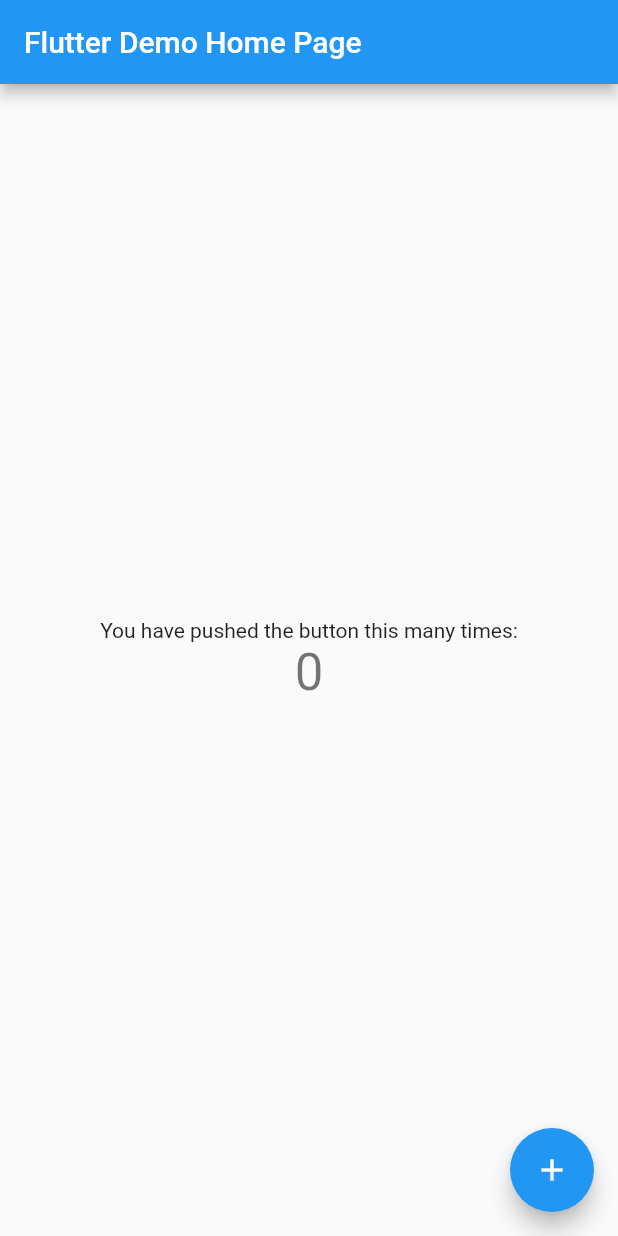
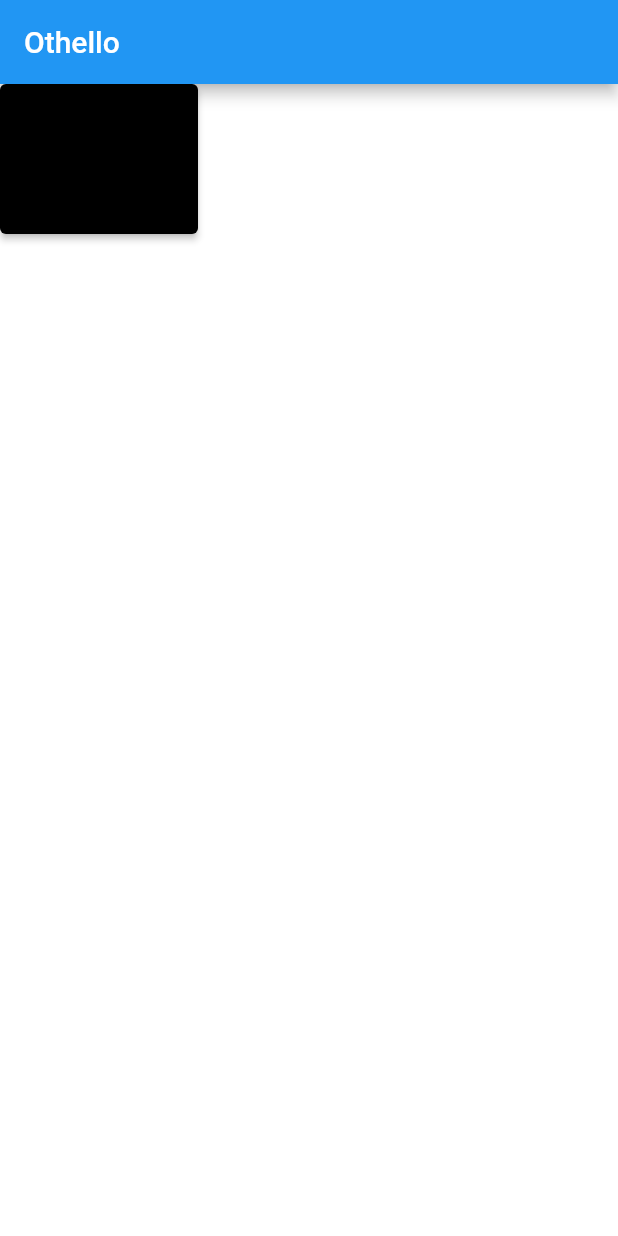
Before and after one commit to nicky-t/othello, a Flutter app: the screen it shows after launch, on a phone screen of 412 x 824 dp. Run offline on Flutter 3.47's test engine with Material 2 defaults, Android fonts, the light colour scheme and no system bars; drawn by our look-alikes of flip_card.

Commit message:
反転アニメーション追加

```diff
--- /dev/null
+++ b/lib/animation.dart
@@ -0,0 +1,35 @@
+import 'package:flip_card/flip_card.dart';
+import 'package:flutter/material.dart';
+
+import 'stone.dart';
+
+class StoneFlip extends StatelessWidget {
+  GlobalKey<FlipCardState> cardKey = GlobalKey<FlipCardState>();
+
+  @override
+  Widget build(BuildContext context) {
+    return FlipCard(
+      key: cardKey,
+      flipOnTouch: false,
+      front: Container(
+        child: ElevatedButton(
+          style: ElevatedButton.styleFrom(
+            primary: Colors.black,
+          ),
+          onPressed: () => cardKey.currentState.toggleCard(),
+          child: BlackStone(),
+        ),
+      ),
+      back: Container(
+        child: ElevatedButton(
+          style: ElevatedButton.styleFrom(
+            primary: Colors.white,
+            onPrimary: Colors.black,
+          ),
+          onPressed: () => cardKey.currentState.toggleCard(),
+          child: WhiteStone(),
+        ),
+      ),
+    );
+  }
+}
--- a/lib/main.dart
+++ b/lib/main.dart
@@ -1,113 +1,18 @@
 import 'package:flutter/material.dart';
 
+import 'animation.dart';
+
 void main() {
-  runApp(MyApp());
+  return runApp(
+    MaterialApp(
+      home: Scaffold(
+        backgroundColor: Colors.white,
+        appBar: AppBar(
+          title: Text('Othello'),
+          backgroundColor: Colors.blue,
+        ),
+        body: StoneFlip(),
+      ),
+    ),
+  );
 }
-
-class MyApp extends StatelessWidget {
-  // This widget is the root of your application.
-  @override
-  Widget build(BuildContext context) {
-    return MaterialApp(
-      title: 'Flutter Demo',
-      theme: ThemeData(
-        // This is the theme of your application.
-        //
-        // Try running your application with "flutter run". You'll see the
-        // application has a blue toolbar. Then, without quitting the app, try
-        // changing the primarySwatch below to Colors.green and then invoke
-        // "hot reload" (press "r" in the console where you ran "flutter run",
-        // or simply save your changes to "hot reload" in a Flutter IDE).
-        // Notice that the counter didn't reset back to zero; the application
-        // is not restarted.
-        primarySwatch: Colors.blue,
-      ),
-      home: MyHomePage(title: 'Flutter Demo Home Page'),
-    );
-  }
-}
-
-class MyHomePage extends StatefulWidget {
-  MyHomePage({Key key, this.title}) : super(key: key);
-
-  // This widget is the home page of your application. It is stateful, meaning
-  // that it has a State object (defined below) that contains fields that affect
-  // how it looks.
-
-  // This class is the configuration for the state. It holds the values (in this
-  // case the title) provided by the parent (in this case the App widget) and
-  // used by the build method of the State. Fields in a Widget subclass are
-  // always marked "final".
-
-  final String title;
-
-  @override
-  _MyHomePageState createState() => _MyHomePageState();
-}
-
-class _MyHomePageState extends State<MyHomePage> {
-  int _counter = 0;
-
-  void _incrementCounter() {
-    setState(() {
-      // This call to setState tells the Flutter framework that something has
-      // changed in this State, which causes it to rerun the build method below
-      // so that the display can reflect the updated values. If we changed
-      // _counter without calling setState(), then the build method would not be
-      // called again, and so nothing would appear to happen.
-      _counter++;
-    });
-  }
-
-  @override
-  Widget build(BuildContext context) {
-    // This method is rerun every time setState is called, for instance as done
-    // by the _incrementCounter method above.
-    //
-    // The Flutter framework has been optimized to make rerunning build methods
-    // fast, so that you can just rebuild anything that needs updating rather
-    // than having to individually change instances of widgets.
-    return Scaffold(
-      appBar: AppBar(
-        // Here we take the value from the MyHomePage object that was created by
-        // the App.build method, and use it to set our appbar title.
-        title: Text(widget.title),
-      ),
-      body: Center(
-        // Center is a layout widget. It takes a single child and positions it
-        // in the middle of the parent.
-        child: Column(
-          // Column is also a layout widget. It takes a list of children and
-          // arranges them vertically. By default, it sizes itself to fit its
-          // children horizontally, and tries to be as tall as its parent.
-          //
-          // Invoke "debug painting" (press "p" in the console, choose the
-          // "Toggle Debug Paint" action from the Flutter Inspector in Android
-          // Studio, or the "Toggle Debug Paint" command in Visual Studio Code)
-          // to see the wireframe for each widget.
-          //
-          // Column has various properties to control how it sizes itself and
-          // how it positions its children. Here we use mainAxisAlignment to
-          // center the children vertically; the main axis here is the vertical
-          // axis because Columns are vertical (the cross axis would be
-          // horizontal).
-          mainAxisAlignment: MainAxisAlignment.center,
-          children: <Widget>[
-            Text(
-              'You have pushed the button this many times:',
-            ),
-            Text(
-              '$_counter',
-              style: Theme.of(context).textTheme.headline4,
-            ),
-          ],
-        ),
-      ),
-      floatingActionButton: FloatingActionButton(
-        onPressed: _incrementCounter,
-        tooltip: 'Increment',
-        child: Icon(Icons.add),
-      ), // This trailing comma makes auto-formatting nicer for build methods.
-    );
-  }
-}
--- /dev/null
+++ b/lib/stone.dart
@@ -0,0 +1,29 @@
+import 'package:flutter/material.dart';
+
+class BlackStone extends StatelessWidget {
+  @override
+  Widget build(BuildContext context) {
+    return Container(
+      width: 100,
+      height: 100,
+      decoration: const BoxDecoration(
+        shape: BoxShape.circle,
+        color: Colors.black,
+      ),
+    );
+  }
+}
+
+class WhiteStone extends StatelessWidget {
+  @override
+  Widget build(BuildContext context) {
+    return Container(
+      width: 100,
+      height: 100,
+      decoration: const BoxDecoration(
+        shape: BoxShape.circle,
+        color: Colors.white,
+      ),
+    );
+  }
+}
--- a/pubspec.yaml
+++ b/pubspec.yaml
@@ -23,6 +23,7 @@
 dependencies:
   flutter:
     sdk: flutter
+  flip_card: ^0.5.0
 
 
   # The following adds the Cupertino Icons font to your application.
```
Also changed, not shown: lib/draw.dart (added, +28 -0 lines), lib/input_page.dart (added, +49 -0 lines), pubspec.lock.
